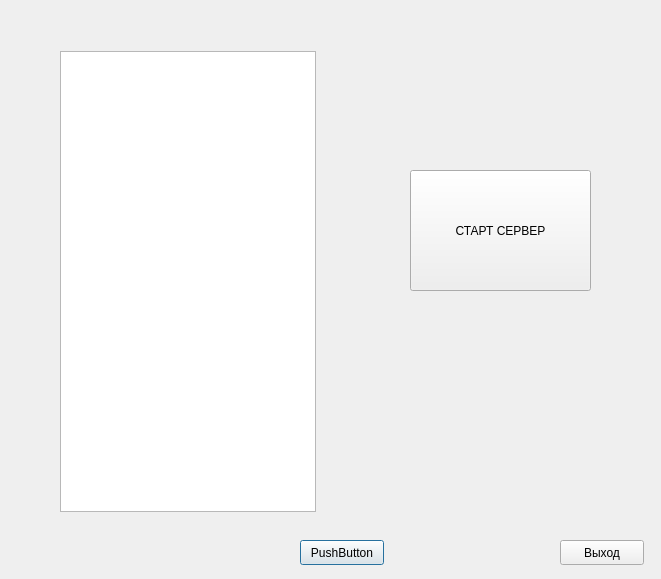
Qt form client_server_app/qt_server_app.ui (Comradgrimo/pyqt) before a commit.
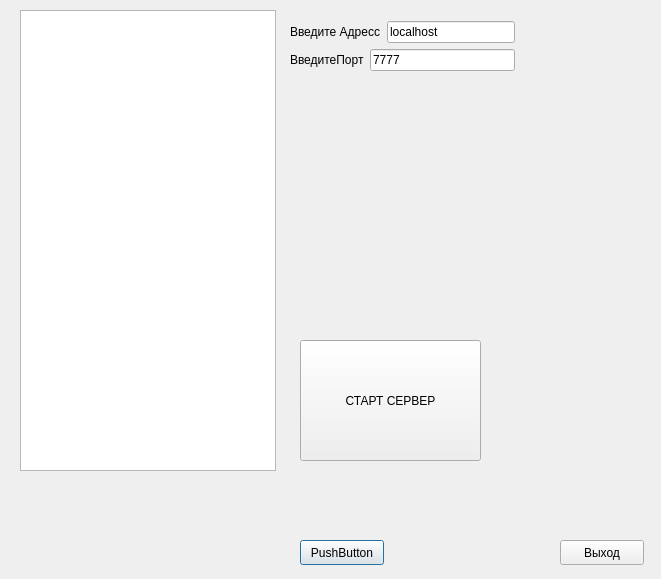
The same form after that commit.

What changed in the file:
```diff
--- a/client_server_app/qt_server_app.ui
+++ b/client_server_app/qt_server_app.ui
@@ -42,8 +42,8 @@
   <widget class="QListWidget" name="listWidget">
    <property name="geometry">
     <rect>
-     <x>60</x>
-     <y>51</y>
+     <x>20</x>
+     <y>10</y>
      <width>256</width>
      <height>461</height>
     </rect>
@@ -52,8 +52,8 @@
   <widget class="QPushButton" name="pushButton">
    <property name="geometry">
     <rect>
-     <x>410</x>
-     <y>170</y>
+     <x>300</x>
+     <y>340</y>
      <width>181</width>
      <height>121</height>
     </rect>
@@ -62,6 +62,54 @@
     <string>СТАРТ СЕРВЕР</string>
    </property>
   </widget>
+  <widget class="QWidget" name="">
+   <property name="geometry">
+    <rect>
+     <x>290</x>
+     <y>21</y>
+     <width>225</width>
+     <height>52</height>
+    </rect>
+   </property>
+   <layout class="QVBoxLayout" name="verticalLayout">
+    <item>
+     <layout class="QHBoxLayout" name="horizontalLayout">
+      <item>
+       <widget class="QLabel" name="label">
+        <property name="text">
+         <string>Введите Адресс</string>
+        </property>
+       </widget>
+      </item>
+      <item>
+       <widget class="QLineEdit" name="lineEdit">
+        <property name="text">
+         <string>localhost</string>
+        </property>
+       </widget>
+      </item>
+     </layout>
+    </item>
+    <item>
+     <layout class="QHBoxLayout" name="horizontalLayout_2">
+      <item>
+       <widget class="QLabel" name="label_2">
+        <property name="text">
+         <string>ВведитеПорт</string>
+        </property>
+       </widget>
+      </item>
+      <item>
+       <widget class="QLineEdit" name="lineEdit_2">
+        <property name="text">
+         <string>7777</string>
+        </property>
+       </widget>
+      </item>
+     </layout>
+    </item>
+   </layout>
+  </widget>
  </widget>
  <resources/>
  <connections/>
```
